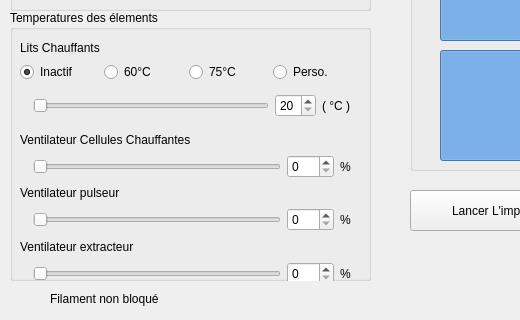
This is src/Page/PrinterPage.ui in polybox3d/polybox as Qt 5 draws it before an edit; both pictures show x 0 to 520 and y 230 to 550 of the 800 by 550 pixel window. The edited form follows.
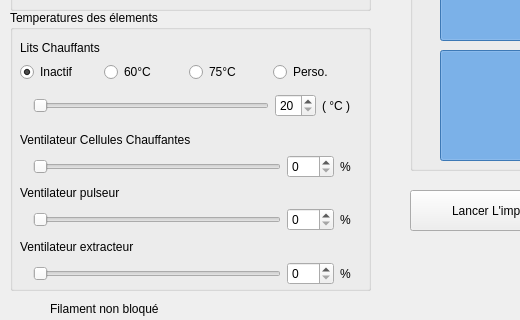
This is the edited form. Icons and pictures are not drawn. Custom widgets are drawn as their Qt base class.

Diff of the .ui file:
```diff
--- a/src/Page/PrinterPage.ui
+++ b/src/Page/PrinterPage.ui
@@ -260,7 +260,7 @@
      <x>10</x>
      <y>240</y>
      <width>361</width>
-     <height>271</height>
+     <height>281</height>
     </rect>
    </property>
    <property name="title">
@@ -612,7 +612,7 @@
    <property name="geometry">
     <rect>
      <x>20</x>
-     <y>520</y>
+     <y>530</y>
      <width>18</width>
      <height>18</height>
     </rect>
@@ -631,8 +631,8 @@
    <property name="geometry">
     <rect>
      <x>50</x>
-     <y>520</y>
-     <width>151</width>
+     <y>530</y>
+     <width>201</width>
      <height>17</height>
     </rect>
    </property>
```
